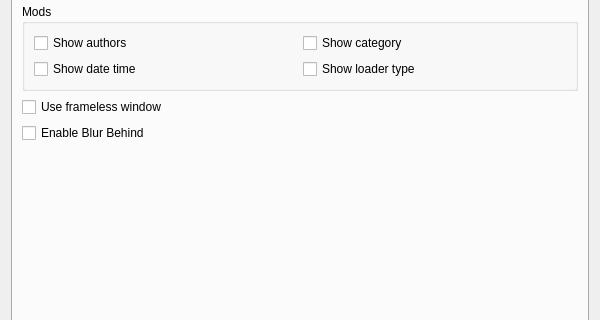
First picture: the form in src/ui/preferences.ui, repository kaniol-lck/modmanager, before the edit; both pictures show x 0 to 600 and y 170 to 490 of the 600 by 673 pixel window.
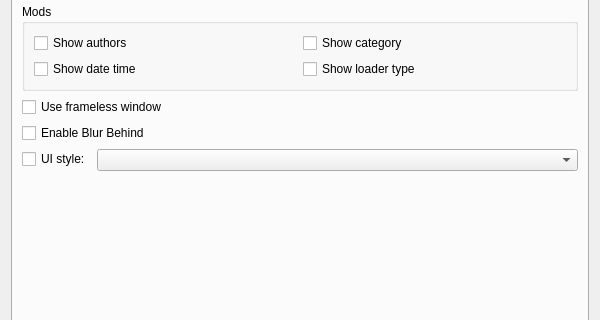
Second picture: the form after the edit. Icons and pictures are not drawn.

Patch:
```diff
--- a/src/ui/preferences.ui
+++ b/src/ui/preferences.ui
@@ -139,6 +139,20 @@
          </property>
         </widget>
        </item>
+       <item>
+        <layout class="QFormLayout" name="formLayout_4">
+         <item row="0" column="0">
+          <widget class="QCheckBox" name="useCustomStyle">
+           <property name="text">
+            <string>UI style:</string>
+           </property>
+          </widget>
+         </item>
+         <item row="0" column="1">
+          <widget class="QComboBox" name="customStyle"/>
+         </item>
+        </layout>
+       </item>
        <item>
         <spacer name="verticalSpacer_4">
          <property name="orientation">
```
Left out of the diff: 20 changed lines with no effect on the pictures.
